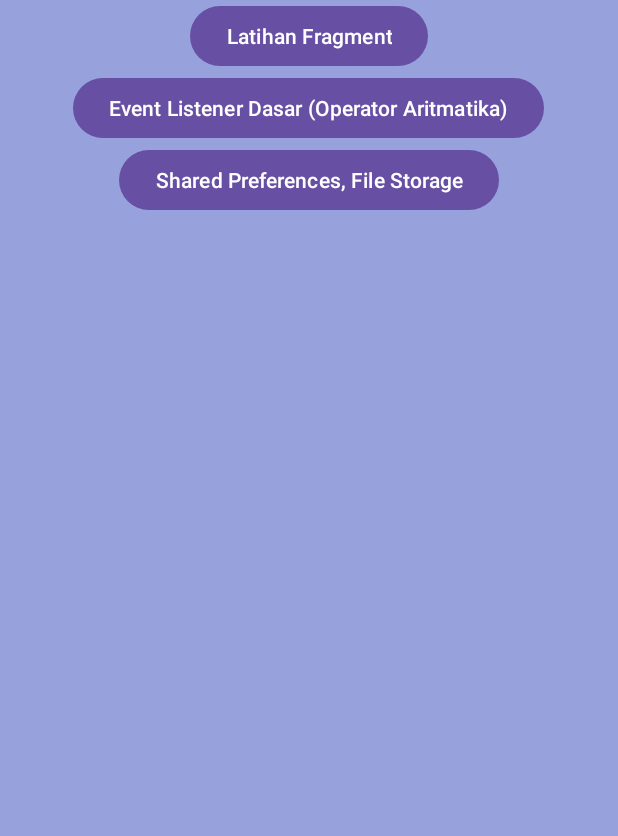
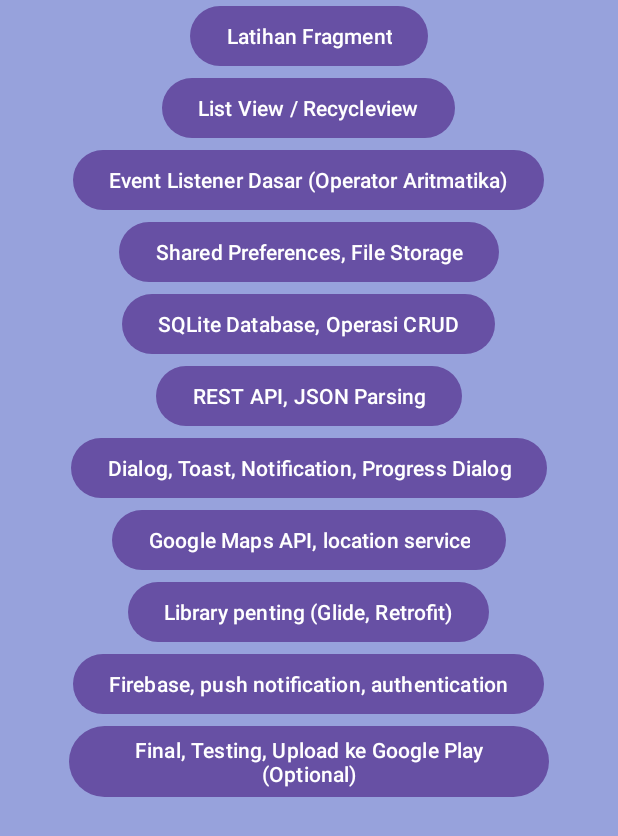
Before and after one commit to oci-cmd/tugas-android-rosidin, an Android app: the screen it shows after launch (MainActivity), on a phone screen of 412 x 824 dp. Shown: the top 836 px of the screen. Run offline under Robolectric (Android 15) with nearby library versions, the phone set to English and light mode, and no system bars.

Commit message:
Update logika dialog link modul

```diff
--- a/app/src/main/java/com/latihan/tugas/MainActivity.kt
+++ b/app/src/main/java/com/latihan/tugas/MainActivity.kt
@@ -3,7 +3,12 @@ package com.latihan.tugas
 import android.os.Bundle
 import android.os.Handler
 import android.os.Looper
+import android.text.method.LinkMovementMethod // IMPORT TAMBAHAN
+import android.text.util.Linkify           // IMPORT TAMBAHAN
+import android.widget.Button
+import android.widget.TextView             // IMPORT TAMBAHAN
 import androidx.activity.enableEdgeToEdge
+import androidx.appcompat.app.AlertDialog
 import androidx.appcompat.app.AppCompatActivity
 import androidx.core.splashscreen.SplashScreen.Companion.installSplashScreen
 import androidx.core.view.ViewCompat
@@ -11,25 +16,18 @@ import androidx.core.view.WindowInsetsCompat
 
 class MainActivity : AppCompatActivity() {
 
-    // Variabel untuk menahan durasi splash screen
     private var isKeepOn: Boolean = true
 
     override fun onCreate(savedInstanceState: Bundle?) {
-
-        // 1. INSTALASI SPLASH SCREEN (Wajib baris pertama)
         val splashScreen = installSplashScreen()
 
         super.onCreate(savedInstanceState)
         enableEdgeToEdge()
 
-        // 2. LOGIKA MENAHAN SPLASH SCREEN
-        splashScreen.setKeepOnScreenCondition {
-            isKeepOn // Selama true, splash screen akan terus muncul
-        }
+        splashScreen.setKeepOnScreenCondition { isKeepOn }
 
-        // 3. Simulasi Loading (5 Detik)
         Handler(Looper.getMainLooper()).postDelayed({
-            isKeepOn = false // Ubah jadi false agar masuk ke layout utama
+            isKeepOn = false
         }, 5000)
 
         setContentView(R.layout.activity_main)
@@ -39,5 +37,55 @@ class MainActivity : AppCompatActivity() {
             v.setPadding(systemBars.left, systemBars.top, systemBars.right, systemBars.bottom)
             insets
         }
+
+        setupButtons()
+    }
+
+    private fun setupButtons() {
+        val dataModul = mapOf(
+            R.id.button_fragment to "https://drive.google.com/file/d/17JcclGJNU9iex6KrY1ngvRzaiNGBOF4L/view?usp=sharing",
+            R.id.button_list_view to "https://drive.google.com/file/d/10k4rLMy241q5PF5zLba3PCVEmBLuntDJ/view?usp=sharing",
+            R.id.button_aritmatika to "https://drive.google.com/file/d/10k4rLMy241q5PF5zLba3PCVEmBLuntDJ/view?usp=sharing",
+            R.id.button_shared_preferences to "https://drive.google.com/file/d/1Kl7R1j8rmnt3FDX9kGuS604g6EplY375/view?usp=sharing",
+            R.id.button_sqlite_database to "https://drive.google.com/file/d/1DDV6kDhX_volL3vKwKblhiV9SVZTswD8/view?usp=sharing",
+            R.id.button_rest_api to "https://drive.google.com/file/d/1C0TT-eoT4hg18jInx5iGmHk_ucwDtiII/view?usp=sharing",
+            R.id.button_message to "https://drive.google.com/file/d/LINK_MESSAGE_DISINI",
+            R.id.button_map_api to "https://drive.google.com/file/d/LINK_MAPS_DISINI",
+            R.id.button_glide_retrofit to "https://drive.google.com/file/d/LINK_RETROFIT_DISINI",
+            R.id.button_firebase to "https://drive.google.com/file/d/LINK_FIREBASE_DISINI",
+            R.id.button_final to "https://drive.google.com/file/d/LINK_FINAL_DISINI"
+        )
+
+        for ((idTombol, linkDrive) in dataModul) {
+            findViewById<Button>(idTombol).setOnClickListener {
+                tampilkanDialogModul(linkDrive)
+            }
+        }
+    }
+
+    private fun tampilkanDialogModul(linkUrl: String) {
+        val builder = AlertDialog.Builder(this)
+        builder.setTitle("Info Praktikum")
+
+        // Teks link akan otomatis terdeteksi nanti
+        builder.setMessage("Silahkan kerjakan sesuai Modul dari link:\n\n$linkUrl")
+
+        builder.setPositiveButton("OK") { dialog, _ ->
+            dialog.dismiss()
+        }
+
+        // 1. Buat Dialog tapi jangan langsung "tampilkan" begitu saja
+        val dialog = builder.create()
+        dialog.show()
+
+        // 2. KUNCI UTAMA: Mengambil komponen TextView pesan dari dalam dialog
+        // Kita akses menggunakan ID bawaan android: android.R.id.message
+        val messageView = dialog.findViewById<TextView>(android.R.id.message)
+
+        // 3. Aktifkan Linkify agar teks URL berubah jadi Link Aktif
+        if (messageView != null) {
+            Linkify.addLinks(messageView, Linkify.WEB_URLS)
+            messageView.movementMethod = LinkMovementMethod.getInstance()
+        }
     }
 }
--- a/app/src/main/res/layout/activity_main.xml
+++ b/app/src/main/res/layout/activity_main.xml
@@ -21,6 +21,12 @@
     <Button
         android:layout_width="wrap_content"
         android:layout_height="wrap_content"
+        android:id="@+id/button_list_view"
+        android:text="List View / Recycleview"/>
+
+    <Button
+        android:layout_width="wrap_content"
+        android:layout_height="wrap_content"
         android:id="@+id/button_aritmatika"
         android:text="Event Listener Dasar (Operator Aritmatika)"/>
 
@@ -30,5 +36,46 @@
         android:id="@+id/button_shared_preferences"
         android:text="Shared Preferences, File Storage"/>
 
+    <Button
+        android:layout_width="wrap_content"
+        android:layout_height="wrap_content"
+        android:id="@+id/button_sqlite_database"
+        android:text="SQLite Database, Operasi CRUD"/>
+
+    <Button
+        android:layout_width="wrap_content"
+        android:layout_height="wrap_content"
+        android:id="@+id/button_rest_api"
+        android:text="REST API, JSON Parsing"/>
+
+    <Button
+        android:layout_width="wrap_content"
+        android:layout_height="wrap_content"
+        android:id="@+id/button_message"
+        android:text="Dialog, Toast, Notification, Progress Dialog"/>
+
+    <Button
+        android:layout_width="wrap_content"
+        android:layout_height="wrap_content"
+        android:id="@+id/button_map_api"
+        android:text="Google Maps API, location service"/>
+
+    <Button
+        android:layout_width="wrap_content"
+        android:layout_height="wrap_content"
+        android:id="@+id/button_glide_retrofit"
+        android:text="Library penting (Glide, Retrofit)"/>
+
+    <Button
+        android:layout_width="wrap_content"
+        android:layout_height="wrap_content"
+        android:id="@+id/button_firebase"
+        android:text="Firebase, push notification, authentication"/>
+
+    <Button
+        android:layout_width="wrap_content"
+        android:layout_height="wrap_content"
+        android:id="@+id/button_final"
+        android:text="Final, Testing, Upload ke Google Play (Optional)"/>
 
 </LinearLayout>
```
